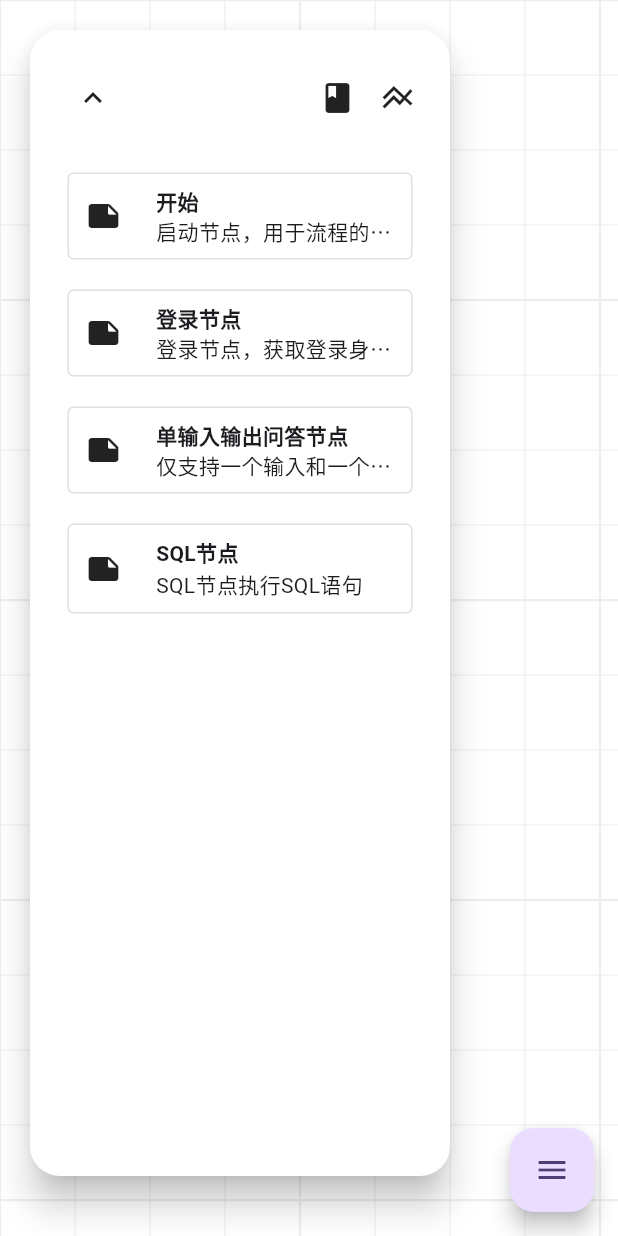
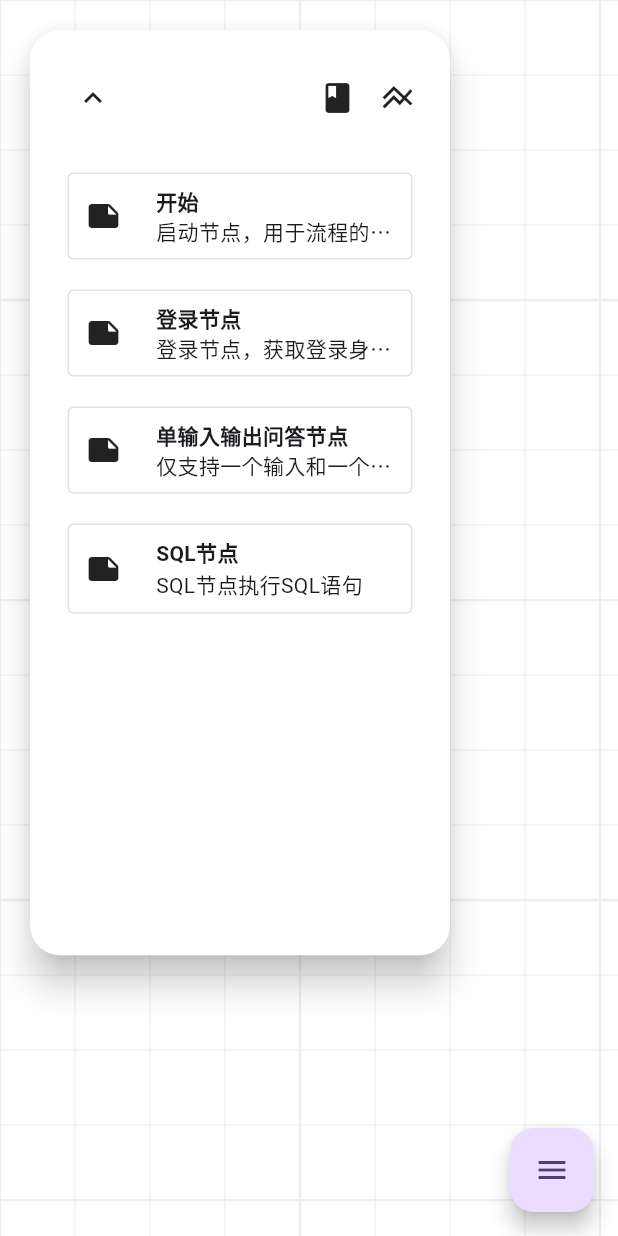
Before and after one commit to guchengxi1994/flow_compose, a Flutter app: the screen it shows after launch, after a tap on the "expand more" icon, on a phone screen of 412 x 824 dp. Run offline on Flutter 3.47's test engine with Material 3 defaults, Android fonts, the phone set to English and light mode, and no system bars; drawn by our look-alikes of flutter_expandable_fab, toastification; our stand-ins replace flutter_riverpod; missing offline and left inert: flutter_json_view, sqlparser.

Commit message:
Update expanable_widget.dart

```diff
--- a/lib/src/nodes/expanable_widget.dart
+++ b/lib/src/nodes/expanable_widget.dart
@@ -32,7 +32,7 @@ class _ExpanableWidgetState extends State<ExpanableWidget> {
         padding: isExpanded ? EdgeInsets.all(20) : EdgeInsets.all(5),
         child: AnimatedContainer(
           width: isExpanded ? 240 : 30,
-          height: isExpanded ? MediaQuery.of(context).size.height - 100 : 30,
+          height: isExpanded ? MediaQuery.of(context).size.height * 0.7 : 30,
           decoration: BoxDecoration(
             borderRadius: isExpanded
                 ? BorderRadius.circular(20)
```
